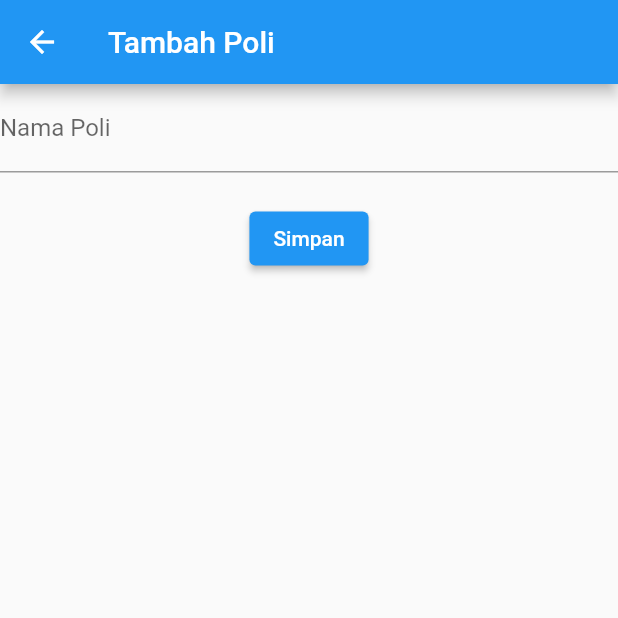
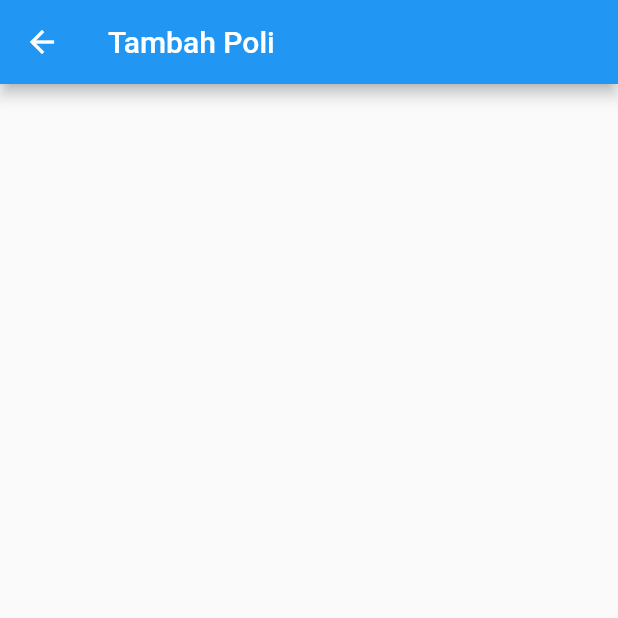
Before and after one commit to Ariagg/belajar-flutter, a Flutter app: the PoliForm screen opened directly, on a phone screen of 412 x 824 dp, the top half of it. Run offline on Flutter 3.47's test engine with Material 2 defaults, Android fonts, the phone set to English and light mode, and no system bars.

Commit message:
update gapenting

```diff
--- a/lib/ui/poli_form.dart
+++ b/lib/ui/poli_form.dart
@@ -1,6 +1,6 @@
-import 'package:belajarflutter/model/poli.dart';
-import 'package:belajarflutter/ui/poli_detail.dart';
 import 'package:flutter/material.dart';
+import '../model/poli.dart';
+import '../ui/poli_detail.dart';
 
 class PoliForm extends StatefulWidget {
   const PoliForm({Key? key}) : super(key: key);
@@ -19,9 +19,6 @@ class _PoliFormState extends State<PoliForm> {
         child: Form(
           key: _formKey,
           child: Column(
-            children: [
-              _fieldNamaPoli(), SizedBox(height: 20), _tombolSimpan()
-            ],
           ),
         ),
       ),
@@ -35,11 +32,12 @@ class _PoliFormState extends State<PoliForm> {
   }
 
   _tombolSimpan() {
-    return ElevatedButton(onPressed: () {
-      Poli poli = new Poli(namaPoli: _namaPoliCtrl.text);
-      Navigator.pushReplacement(context,
-      MaterialPageRoute(builder: (context) => PoliDetail(poli: poli)));
-    },
-    child: const Text("Simpan"));
+    return ElevatedButton(
+        onPressed: () {
+          Poli poli = new Poli(namaPoli: _namaPoliCtrl.text);
+          Navigator.pushReplacement(context,
+              MaterialPageRoute(builder: (context) => PoliDetail(poli: poli)));
+        },
+        child: const Text("Simpan"));
   }
 }
```
